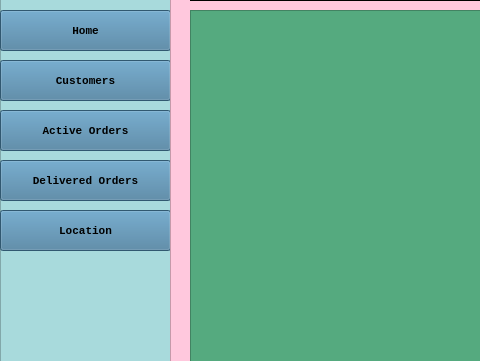
First picture: the form in ui/ui/Dashboard.ui, repository saqlainrai/DSA-Final-Project, before the edit; both pictures show x 0 to 480 and y 110 to 471 of the 1113 by 650 pixel window.
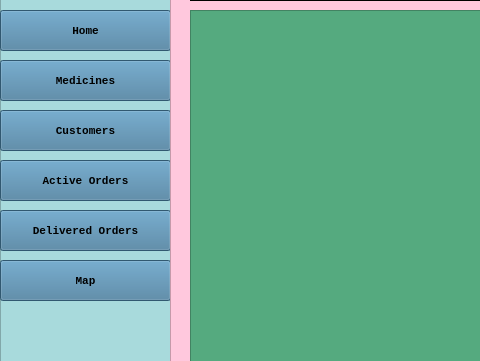
Second picture: the form after the edit. Icons and pictures are not drawn.

The edit to the form file:
```diff
--- a/ui/ui/Dashboard.ui
+++ b/ui/ui/Dashboard.ui
@@ -230,7 +230,7 @@
       <property name="geometry">
        <rect>
         <x>0</x>
-        <y>320</y>
+        <y>370</y>
         <width>171</width>
         <height>41</height>
        </rect>
@@ -247,7 +247,7 @@
        <string notr="true">background-color: rgb(69, 123, 157);</string>
       </property>
       <property name="text">
-       <string>Location</string>
+       <string>Map</string>
       </property>
       <property name="icon">
        <iconset>
@@ -264,7 +264,7 @@
       <property name="geometry">
        <rect>
         <x>0</x>
-        <y>270</y>
+        <y>320</y>
         <width>171</width>
         <height>41</height>
        </rect>
@@ -298,7 +298,7 @@
       <property name="geometry">
        <rect>
         <x>0</x>
-        <y>170</y>
+        <y>220</y>
         <width>171</width>
         <height>41</height>
        </rect>
@@ -332,7 +332,7 @@
       <property name="geometry">
        <rect>
         <x>0</x>
-        <y>220</y>
+        <y>270</y>
         <width>171</width>
         <height>41</height>
        </rect>
@@ -424,6 +424,40 @@
        <bool>false</bool>
       </property>
      </widget>
+     <widget class="QPushButton" name="btnMedicines">
+      <property name="geometry">
+       <rect>
+        <x>0</x>
+        <y>170</y>
+        <width>171</width>
+        <height>41</height>
+       </rect>
+      </property>
+      <property name="font">
+       <font>
+        <family>Courier New</family>
+        <pointsize>8</pointsize>
+        <weight>75</weight>
+        <bold>true</bold>
+       </font>
+      </property>
+      <property name="styleSheet">
+       <string notr="true">background-color: rgb(69, 123, 157);</string>
+      </property>
+      <property name="text">
+       <string>Medicines</string>
+      </property>
+      <property name="icon">
+       <iconset>
+        <normaloff>../icon/side-bar.gif</normaloff>../icon/side-bar.gif</iconset>
+      </property>
+      <property name="checkable">
+       <bool>true</bool>
+      </property>
+      <property name="autoExclusive">
+       <bool>true</bool>
+      </property>
+     </widget>
     </widget>
     <widget class="QFrame" name="mainBody">
      <property name="geometry">
```
Left out of the diff: 2 changed lines with no effect on the pictures.
